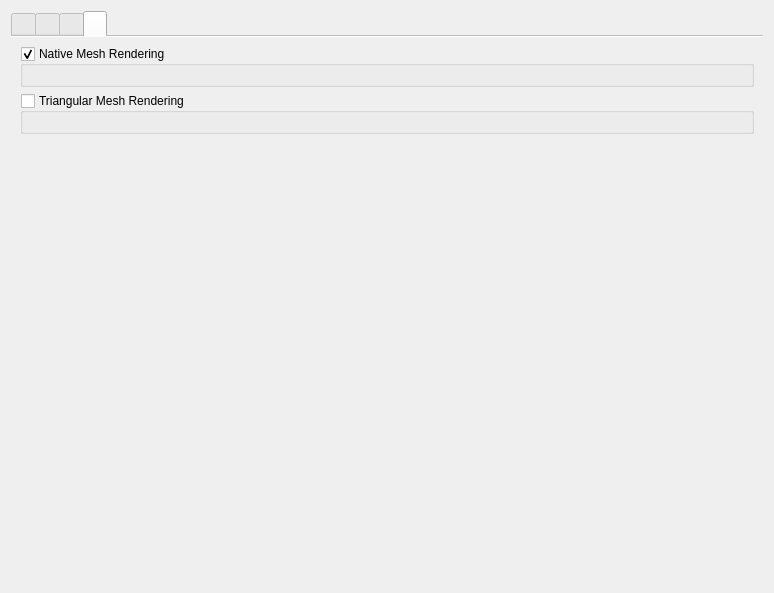
This is src/ui/mesh/qgsrenderermeshpropswidgetbase.ui in qgis/QGIS as Qt 5 draws it before an edit. The edited form follows.
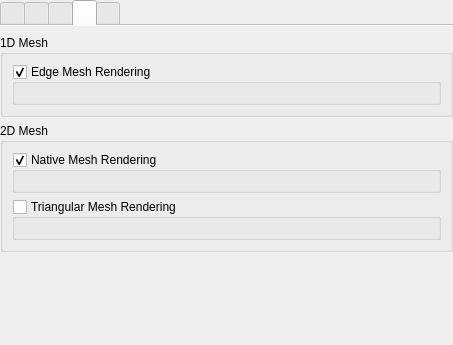
This is the edited form. The open tabs and pages were chosen to show the change. Icons and pictures are not drawn. Custom widgets are drawn as their Qt base class.

Patch:
```diff
--- a/src/ui/mesh/qgsrenderermeshpropswidgetbase.ui
+++ b/src/ui/mesh/qgsrenderermeshpropswidgetbase.ui
@@ -6,14 +6,26 @@
    <rect>
     <x>0</x>
     <y>0</y>
-    <width>774</width>
-    <height>593</height>
+    <width>453</width>
+    <height>345</height>
    </rect>
   </property>
   <property name="windowTitle">
    <string>Form</string>
   </property>
-  <layout class="QVBoxLayout" name="verticalLayout">
+  <layout class="QHBoxLayout" name="horizontalLayout_2">
+   <property name="leftMargin">
+    <number>0</number>
+   </property>
+   <property name="topMargin">
+    <number>0</number>
+   </property>
+   <property name="rightMargin">
+    <number>0</number>
+   </property>
+   <property name="bottomMargin">
+    <number>0</number>
+   </property>
    <item>
     <widget class="QTabWidget" name="mStyleOptionsTab">
      <property name="sizePolicy">
@@ -209,6 +221,58 @@
        <string/>
       </attribute>
       <layout class="QVBoxLayout" name="verticalLayout_12">
+       <property name="leftMargin">
+        <number>0</number>
+       </property>
+       <property name="rightMargin">
+        <number>0</number>
+       </property>
+       <property name="bottomMargin">
+        <number>0</number>
+       </property>
+       <item>
+        <widget class="QGroupBox" name="mEdgeMeshGroupBox">
+         <property name="title">
+          <string>1D Mesh</string>
+         </property>
+         <layout class="QVBoxLayout" name="verticalLayout_13">
+          <item>
+           <widget class="QGroupBox" name="mEdgeMeshGroup">
+            <property name="sizePolicy">
+             <sizepolicy hsizetype="Preferred" vsizetype="Preferred">
+              <horstretch>0</horstretch>
+              <verstretch>0</verstretch>
+             </sizepolicy>
+            </property>
+            <property name="title">
+             <string>Edge Mesh Rendering</string>
+            </property>
+            <property name="checkable">
+             <bool>true</bool>
+            </property>
+            <layout class="QVBoxLayout" name="verticalLayout_9">
+             <item>
+              <widget class="QgsMeshRendererMeshSettingsWidget" name="mEdgeMeshSettingsWidget" native="true">
+               <property name="sizePolicy">
+                <sizepolicy hsizetype="Preferred" vsizetype="Preferred">
+                 <horstretch>0</horstretch>
+                 <verstretch>0</verstretch>
+                </sizepolicy>
+               </property>
+              </widget>
+             </item>
+            </layout>
+           </widget>
+          </item>
+         </layout>
+        </widget>
+       </item>
+       <item>
+        <widget class="QGroupBox" name="mFaceMeshGroupBox">
+         <property name="title">
+          <string>2D Mesh</string>
+         </property>
+         <layout class="QVBoxLayout" name="verticalLayout_8">
        <item>
         <widget class="QGroupBox" name="mNativeMeshGroup">
          <property name="sizePolicy">
@@ -268,6 +332,9 @@
          </layout>
         </widget>
        </item>
+         </layout>
+        </widget>
+       </item>
        <item>
         <spacer name="verticalSpacer_2">
          <property name="orientation">
@@ -276,13 +343,41 @@
          <property name="sizeHint" stdset="0">
           <size>
            <width>20</width>
-           <height>40</height>
+           <height>0</height>
           </size>
          </property>
         </spacer>
        </item>
       </layout>
      </widget>
+     <widget class="QWidget" name="mAveragingTab">
+      <attribute name="icon">
+       <iconset>
+        <normaloff>:/images/themes/default/propertyicons/meshaveraging.svg</normaloff>:/images/themes/default/propertyicons/meshaveraging.svg</iconset>
+      </attribute>
+      <attribute name="title">
+       <string/>
+      </attribute>
+      <layout class="QVBoxLayout" name="verticalLayout">
+       <property name="leftMargin">
+        <number>0</number>
+       </property>
+       <property name="rightMargin">
+        <number>0</number>
+       </property>
+       <property name="bottomMargin">
+        <number>0</number>
+       </property>
+       <item>
+        <widget class="QGroupBox" name="groupBox">
+         <property name="title">
+          <string>Average 3D Stacked Mesh Results to 2D Dataset Values</string>
+         </property>
+         <layout class="QVBoxLayout" name="verticalLayout_7">
+          <item>
+           <widget class="QgsMeshRenderer3dAveragingWidget" name="m3dAveragingSettingsWidget" native="true"/>
+          </item>
+         </layout>
     </widget>
    </item>
    <item>
@@ -293,14 +388,24 @@
      <property name="sizeHint" stdset="0">
       <size>
        <width>20</width>
-       <height>40</height>
+           <height>0</height>
       </size>
      </property>
     </spacer>
+       </item>
+      </layout>
+     </widget>
+    </widget>
    </item>
   </layout>
  </widget>
  <customwidgets>
+  <customwidget>
+   <class>QgsCollapsibleGroupBox</class>
+   <extends>QGroupBox</extends>
+   <header>qgscollapsiblegroupbox.h</header>
+   <container>1</container>
+  </customwidget>
   <customwidget>
    <class>QgsMeshRendererScalarSettingsWidget</class>
    <extends>QWidget</extends>
@@ -331,9 +436,9 @@
    <header>qgsblendmodecombobox.h</header>
   </customwidget>
   <customwidget>
-   <class>QgsCollapsibleGroupBox</class>
-   <extends>QGroupBox</extends>
-   <header>qgscollapsiblegroupbox.h</header>
+   <class>QgsMeshRenderer3dAveragingWidget</class>
+   <extends>QWidget</extends>
+   <header>mesh/qgsmeshrenderer3daveragingwidget.h</header>
    <container>1</container>
   </customwidget>
  </customwidgets>
```
Left out of the diff: 89 changed lines with no effect on the pictures. Lines whose indentation alone changed are shown as unchanged.
